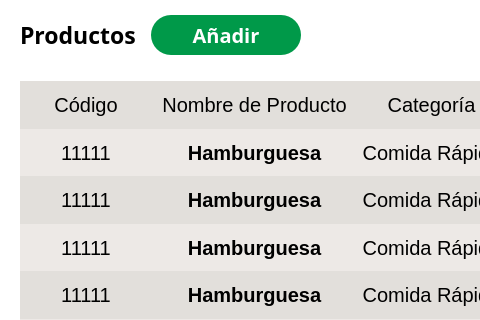
Above: POS_Application/src/ui/inventory/productscatalog.ui from Svndda/POS before the change; both pictures show x 0 to 480 and y 0 to 320 of the 989 by 624 pixel window. Below: the same form after it.
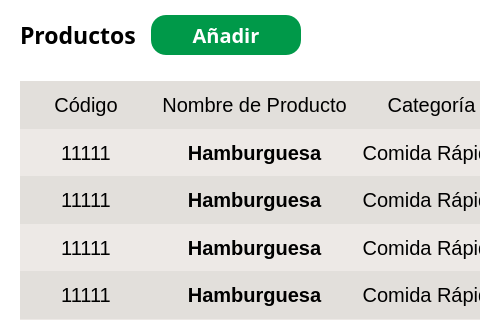
That is the form after the change. Icons and pictures are not drawn.

Diff of the .ui file:
```diff
--- a/POS_Application/src/ui/inventory/productscatalog.ui
+++ b/POS_Application/src/ui/inventory/productscatalog.ui
@@ -90,7 +90,7 @@
        </property>
        <property name="styleSheet">
         <string notr="true">QPushButton {
-	border-radius: 20px;
+	border-radius: 15px;
 	padding: 5px;
 	background-color: rgb(0, 153, 73);
 	color: white;
```
Left out of the diff: 2 changed lines with no effect on the pictures.
